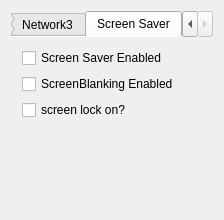
Qt form examples/sysinfo/dialog_s60.ui (qtproject/qt-mobility) before a commit.
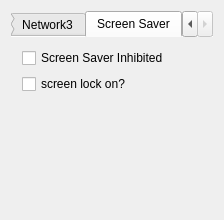
The same form after that commit. The open tabs and pages were chosen to show the change.

Commit message: Screen saver inhibited for S60

What changed in the file:
```diff
--- a/examples/sysinfo/dialog_s60.ui
+++ b/examples/sysinfo/dialog_s60.ui
@@ -1338,20 +1338,7 @@
             </sizepolicy>
            </property>
            <property name="text">
-            <string>Screen Saver Enabled</string>
-           </property>
-          </widget>
-         </item>
-         <item>
-          <widget class="QCheckBox" name="screenBlankingCheckBox">
-           <property name="sizePolicy">
-            <sizepolicy hsizetype="Expanding" vsizetype="Fixed">
-             <horstretch>0</horstretch>
-             <verstretch>0</verstretch>
-            </sizepolicy>
-           </property>
-           <property name="text">
-            <string>ScreenBlanking Enabled</string>
+            <string>Screen Saver Inhibited</string>
            </property>
           </widget>
          </item>
```
Left out of the diff: 2 changed lines with no effect on the pictures. The commit also changes 4 other files.
